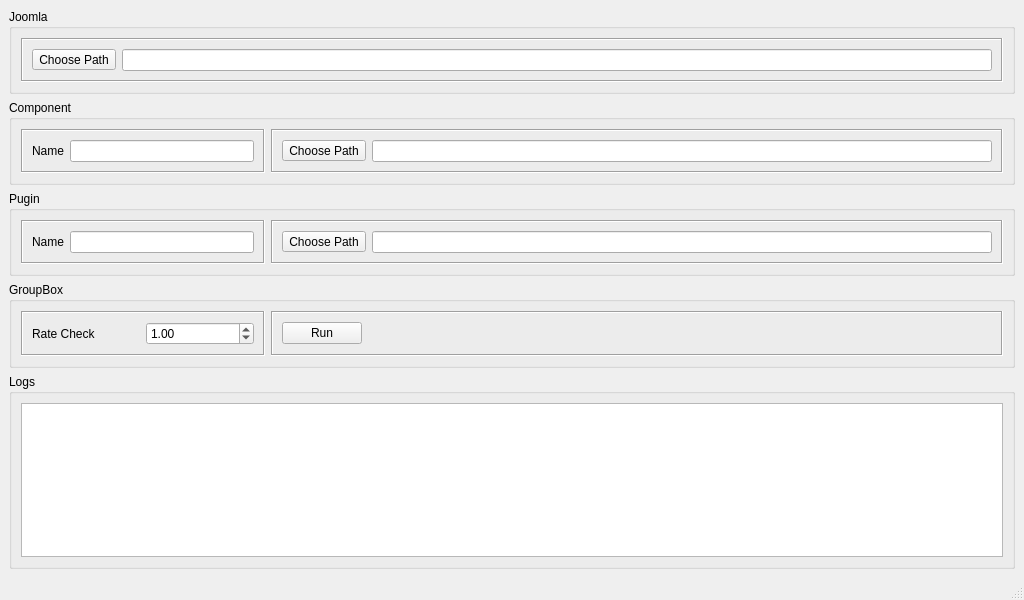
First picture: the form in extension.ui, repository alexsilva/joomla-tools, before the edit.
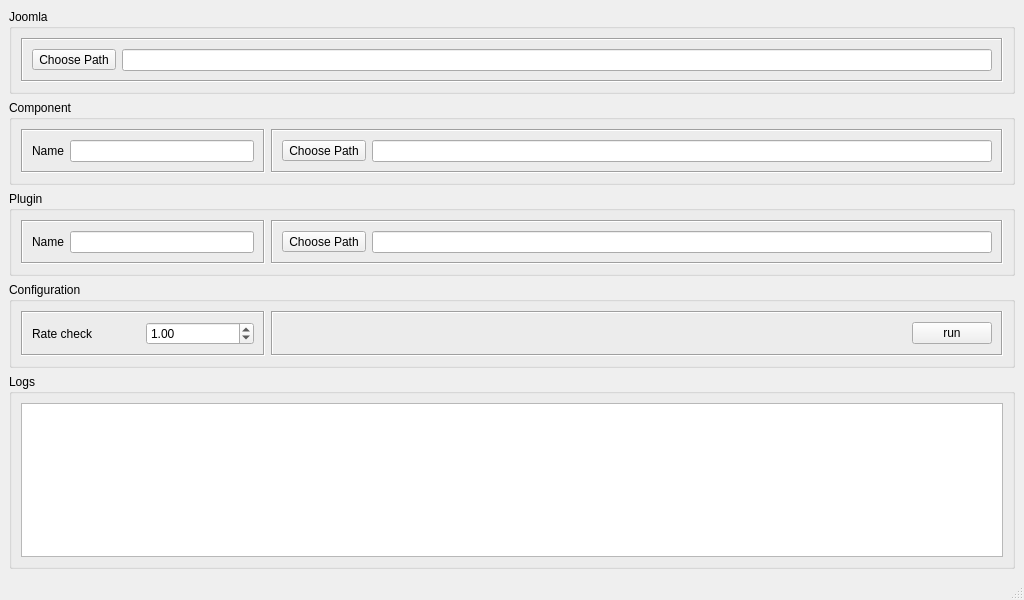
Second picture: the form after the edit. Icons and pictures are not drawn.

Commit message: corrigindo problemas visuais na interface.

Diff of the .ui file:
```diff
--- a/extension.ui
+++ b/extension.ui
@@ -124,7 +124,7 @@
        </sizepolicy>
       </property>
       <property name="title">
-       <string>Pugin</string>
+       <string>Plugin</string>
       </property>
       <layout class="QHBoxLayout" name="horizontalLayout_8">
        <item>
@@ -189,7 +189,7 @@
     <item>
      <widget class="QGroupBox" name="groupBox_5">
       <property name="title">
-       <string>GroupBox</string>
+       <string>Configuration</string>
       </property>
       <layout class="QHBoxLayout" name="horizontalLayout_10">
        <item>
@@ -210,7 +210,7 @@
           <item>
            <widget class="QLabel" name="label_3">
             <property name="text">
-             <string>Rate Check</string>
+             <string>Rate check</string>
             </property>
            </widget>
           </item>
@@ -245,22 +245,6 @@
           <enum>QFrame::Sunken</enum>
          </property>
          <layout class="QHBoxLayout" name="horizontalLayout_11">
-          <item>
-           <widget class="QPushButton" name="btnRun">
-            <property name="sizePolicy">
-             <sizepolicy hsizetype="Minimum" vsizetype="Fixed">
-              <horstretch>0</horstretch>
-              <verstretch>0</verstretch>
-             </sizepolicy>
-            </property>
-            <property name="text">
-             <string>Run</string>
-            </property>
-            <property name="checkable">
-             <bool>true</bool>
-            </property>
-           </widget>
-          </item>
           <item>
            <spacer name="horizontalSpacer">
             <property name="orientation">
@@ -274,6 +258,22 @@
             </property>
            </spacer>
           </item>
+          <item>
+           <widget class="QPushButton" name="btnRun">
+            <property name="sizePolicy">
+             <sizepolicy hsizetype="Minimum" vsizetype="Fixed">
+              <horstretch>0</horstretch>
+              <verstretch>0</verstretch>
+             </sizepolicy>
+            </property>
+            <property name="text">
+             <string>run</string>
+            </property>
+            <property name="checkable">
+             <bool>true</bool>
+            </property>
+           </widget>
+          </item>
          </layout>
         </widget>
        </item>
```
The commit also changes 1 other file.
